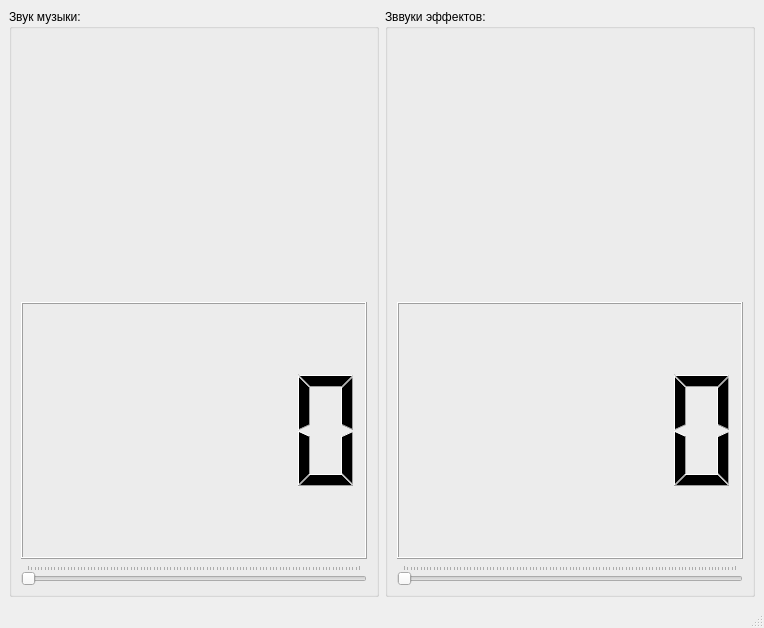
Before: the Qt Designer form settings.ui in Leonid-poc/Git_project, drawn with Qt 5.
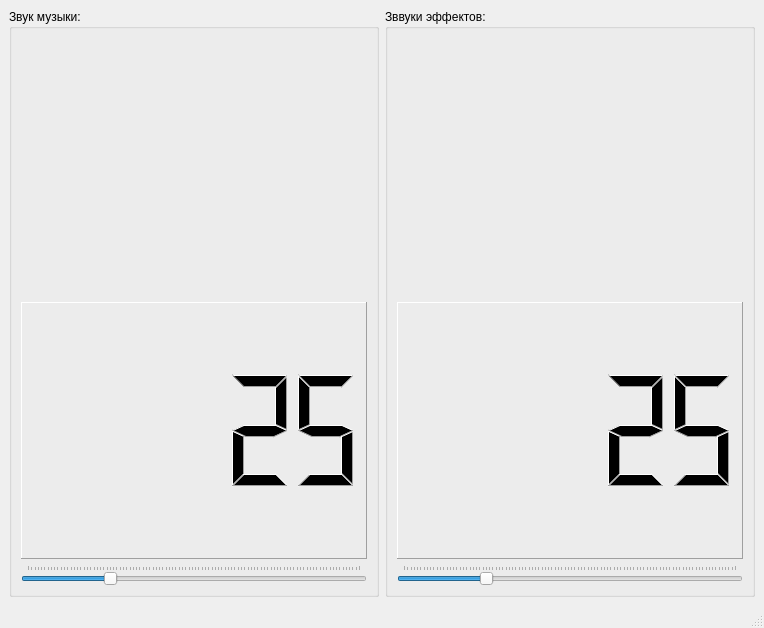
After: the same form once the commit is applied.

Commit message: маленькое обновление ничего особенного

Patch:
```diff
--- a/settings.ui
+++ b/settings.ui
@@ -22,12 +22,49 @@
       </property>
       <layout class="QGridLayout" name="gridLayout_2">
        <item row="1" column="0">
-        <widget class="QLCDNumber" name="lcdNumber"/>
+        <widget class="QLCDNumber" name="lcdNumber">
+         <property name="layoutDirection">
+          <enum>Qt::LeftToRight</enum>
+         </property>
+         <property name="frameShape">
+          <enum>QFrame::Panel</enum>
+         </property>
+         <property name="frameShadow">
+          <enum>QFrame::Raised</enum>
+         </property>
+         <property name="lineWidth">
+          <number>1</number>
+         </property>
+         <property name="midLineWidth">
+          <number>0</number>
+         </property>
+         <property name="smallDecimalPoint">
+          <bool>false</bool>
+         </property>
+         <property name="digitCount">
+          <number>5</number>
+         </property>
+         <property name="mode">
+          <enum>QLCDNumber::Dec</enum>
+         </property>
+         <property name="segmentStyle">
+          <enum>QLCDNumber::Filled</enum>
+         </property>
+         <property name="value" stdset="0">
+          <double>25.000000000000000</double>
+         </property>
+        </widget>
        </item>
        <item row="2" column="0">
         <widget class="QSlider" name="horizontalSlider">
          <property name="maximum">
-          <number>100</number>
+          <number>101</number>
+         </property>
+         <property name="value">
+          <number>25</number>
+         </property>
+         <property name="tracking">
+          <bool>true</bool>
          </property>
          <property name="orientation">
           <enum>Qt::Horizontal</enum>
@@ -56,7 +93,13 @@
        <item row="2" column="0">
         <widget class="QSlider" name="horizontalSlider_2">
          <property name="maximum">
-          <number>100</number>
+          <number>101</number>
+         </property>
+         <property name="value">
+          <number>25</number>
+         </property>
+         <property name="tracking">
+          <bool>true</bool>
          </property>
          <property name="orientation">
           <enum>Qt::Horizontal</enum>
@@ -67,7 +110,38 @@
         </widget>
        </item>
        <item row="1" column="0">
-        <widget class="QLCDNumber" name="lcdNumber_2"/>
+        <widget class="QLCDNumber" name="lcdNumber_2">
+         <property name="layoutDirection">
+          <enum>Qt::LeftToRight</enum>
+         </property>
+         <property name="frameShape">
+          <enum>QFrame::Panel</enum>
+         </property>
+         <property name="frameShadow">
+          <enum>QFrame::Raised</enum>
+         </property>
+         <property name="lineWidth">
+          <number>1</number>
+         </property>
+         <property name="midLineWidth">
+          <number>0</number>
+         </property>
+         <property name="smallDecimalPoint">
+          <bool>false</bool>
+         </property>
+         <property name="digitCount">
+          <number>5</number>
+         </property>
+         <property name="mode">
+          <enum>QLCDNumber::Dec</enum>
+         </property>
+         <property name="segmentStyle">
+          <enum>QLCDNumber::Filled</enum>
+         </property>
+         <property name="value" stdset="0">
+          <double>25.000000000000000</double>
+         </property>
+        </widget>
        </item>
        <item row="0" column="0">
         <widget class="QLabel" name="label_2">
```
The commit also changes 1 other file.
